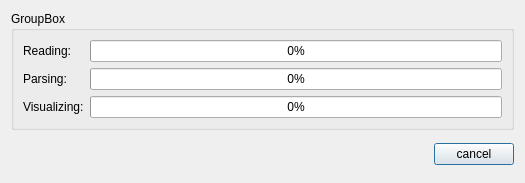
Qt form visualization/GUI/progressdialogform.ui (sepehrgh98/PyCoolEdit) before a commit.
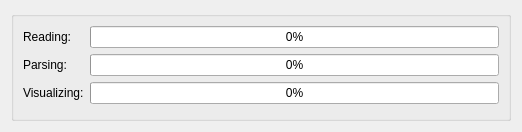
The same form after that commit.

```diff
--- a/visualization/GUI/progressdialogform.ui
+++ b/visualization/GUI/progressdialogform.ui
@@ -6,8 +6,8 @@
    <rect>
     <x>0</x>
     <y>0</y>
-    <width>525</width>
-    <height>183</height>
+    <width>522</width>
+    <height>132</height>
    </rect>
   </property>
   <property name="windowTitle">
@@ -17,7 +17,7 @@
    <item>
     <widget class="QGroupBox" name="groupBox">
      <property name="title">
-      <string>GroupBox</string>
+      <string/>
      </property>
      <layout class="QFormLayout" name="formLayout">
       <item row="0" column="0">
@@ -77,44 +77,6 @@
      </layout>
     </widget>
    </item>
-   <item>
-    <widget class="QWidget" name="widget_4" native="true">
-     <layout class="QHBoxLayout" name="horizontalLayout_4">
-      <property name="leftMargin">
-       <number>0</number>
-      </property>
-      <property name="topMargin">
-       <number>0</number>
-      </property>
-      <property name="rightMargin">
-       <number>0</number>
-      </property>
-      <property name="bottomMargin">
-       <number>0</number>
-      </property>
-      <item>
-       <spacer name="horizontalSpacer">
-        <property name="orientation">
-         <enum>Qt::Horizontal</enum>
-        </property>
-        <property name="sizeHint" stdset="0">
-         <size>
-          <width>377</width>
-          <height>20</height>
-         </size>
-        </property>
-       </spacer>
-      </item>
-      <item>
-       <widget class="QPushButton" name="pushButton">
-        <property name="text">
-         <string>cancel</string>
-        </property>
-       </widget>
-      </item>
-     </layout>
-    </widget>
-   </item>
   </layout>
  </widget>
  <resources/>
```
